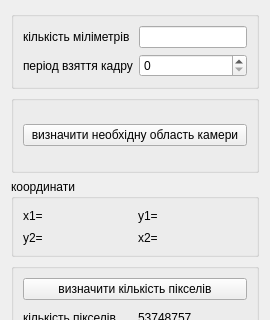
This is AnalyzerFoam/settingcaptureframe.ui in alishkaLala/good as Qt 5 draws it before an edit; both pictures show x 0 to 270 and y 0 to 320 of the 270 by 659 pixel window. The edited form follows.
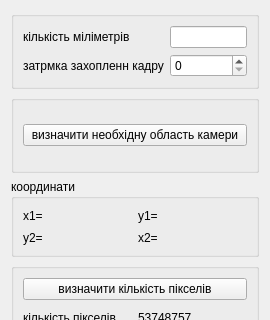
This is the edited form.

```diff
--- a/AnalyzerFoam/settingcaptureframe.ui
+++ b/AnalyzerFoam/settingcaptureframe.ui
@@ -33,7 +33,7 @@
       <item row="1" column="0">
        <widget class="QLabel" name="label">
         <property name="text">
-         <string>період взяття кадру</string>
+         <string>затрмка захопленн кадру</string>
         </property>
        </widget>
       </item>
```
Left out of the diff: 8 changed lines with no effect on the pictures.
